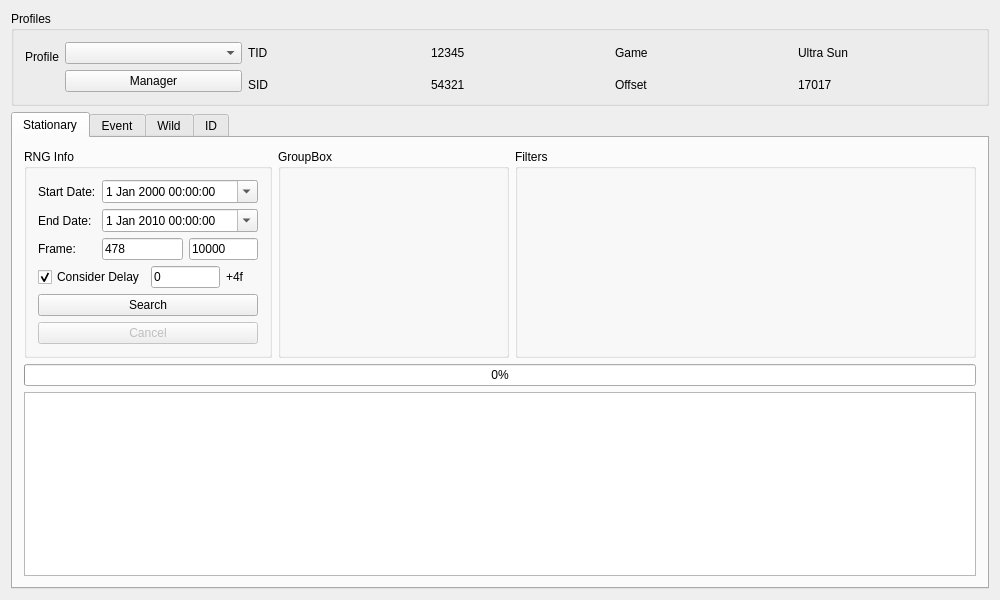
First picture: the form in Forms/MainWindow.ui, repository PMArkive/Gen7TimeFinder, before the edit.
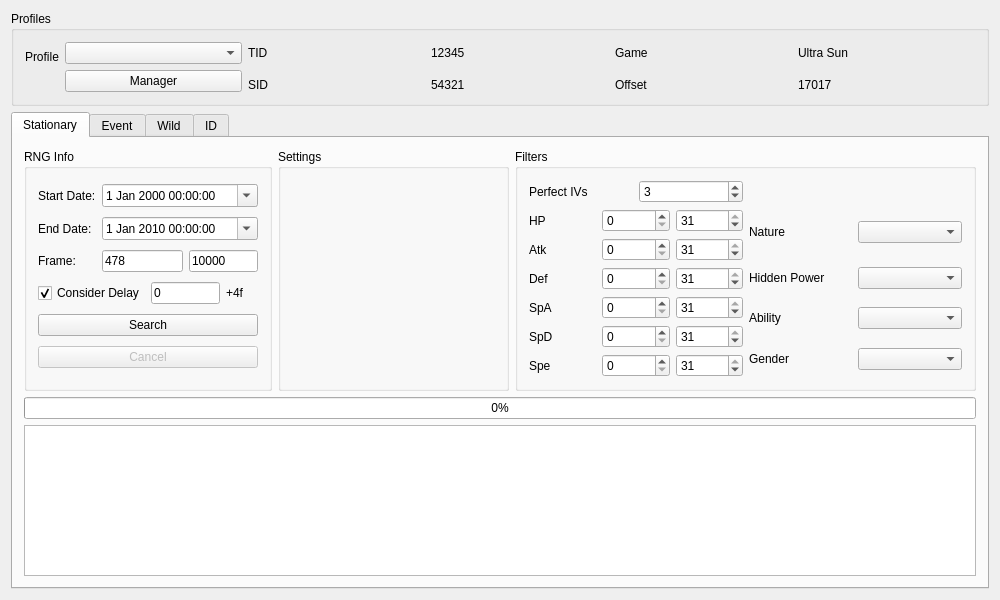
Second picture: the form after the edit.

Commit message: Initial stationary searching

Patch:
```diff
--- a/Forms/MainWindow.ui
+++ b/Forms/MainWindow.ui
@@ -220,6 +220,216 @@
           <property name="title">
            <string>Filters</string>
           </property>
+          <layout class="QGridLayout" name="gridLayout_11">
+           <item row="0" column="0">
+            <widget class="QLabel" name="labelStationaryPerfectIVs">
+             <property name="text">
+              <string>Perfect IVs</string>
+             </property>
+            </widget>
+           </item>
+           <item row="0" column="1">
+            <widget class="QSpinBox" name="spinBoxStationaryPerfectIVs">
+             <property name="maximum">
+              <number>6</number>
+             </property>
+             <property name="value">
+              <number>3</number>
+             </property>
+            </widget>
+           </item>
+           <item row="1" column="0" rowspan="4" colspan="2">
+            <layout class="QGridLayout" name="gridLayout_10">
+             <item row="0" column="0">
+              <widget class="QLabel" name="labelStationaryHP">
+               <property name="text">
+                <string>HP</string>
+               </property>
+              </widget>
+             </item>
+             <item row="0" column="1">
+              <widget class="QSpinBox" name="spinBoxStationaryMinHP">
+               <property name="maximum">
+                <number>31</number>
+               </property>
+              </widget>
+             </item>
+             <item row="0" column="2">
+              <widget class="QSpinBox" name="spinBoxStationaryMaxHP">
+               <property name="maximum">
+                <number>31</number>
+               </property>
+               <property name="value">
+                <number>31</number>
+               </property>
+              </widget>
+             </item>
+             <item row="1" column="0">
+              <widget class="QLabel" name="labelStationaryAtk">
+               <property name="text">
+                <string>Atk</string>
+               </property>
+              </widget>
+             </item>
+             <item row="1" column="1">
+              <widget class="QSpinBox" name="spinBoxStationaryMinAtk">
+               <property name="maximum">
+                <number>31</number>
+               </property>
+              </widget>
+             </item>
+             <item row="1" column="2">
+              <widget class="QSpinBox" name="spinBoxStationaryMaxAtk">
+               <property name="maximum">
+                <number>31</number>
+               </property>
+               <property name="value">
+                <number>31</number>
+               </property>
+              </widget>
+             </item>
+             <item row="2" column="0">
+              <widget class="QLabel" name="labelStationaryDef">
+               <property name="text">
+                <string>Def</string>
+               </property>
+              </widget>
+             </item>
+             <item row="2" column="1">
+              <widget class="QSpinBox" name="spinBoxStationaryMinDef">
+               <property name="maximum">
+                <number>31</number>
+               </property>
+              </widget>
+             </item>
+             <item row="2" column="2">
+              <widget class="QSpinBox" name="spinBoxStationaryMaxDef">
+               <property name="maximum">
+                <number>31</number>
+               </property>
+               <property name="value">
+                <number>31</number>
+               </property>
+              </widget>
+             </item>
+             <item row="3" column="0">
+              <widget class="QLabel" name="labelStationarySpA">
+               <property name="text">
+                <string>SpA</string>
+               </property>
+              </widget>
+             </item>
+             <item row="3" column="1">
+              <widget class="QSpinBox" name="spinBoxStationaryMinSpA">
+               <property name="maximum">
+                <number>31</number>
+               </property>
+              </widget>
+             </item>
+             <item row="3" column="2">
+              <widget class="QSpinBox" name="spinBoxStationaryMaxSpA">
+               <property name="maximum">
+                <number>31</number>
+               </property>
+               <property name="value">
+                <number>31</number>
+               </property>
+              </widget>
+             </item>
+             <item row="4" column="0">
+              <widget class="QLabel" name="labelStationarySpD">
+               <property name="text">
+                <string>SpD</string>
+               </property>
+              </widget>
+             </item>
+             <item row="4" column="1">
+              <widget class="QSpinBox" name="spinBoxStationaryMinSpD">
+               <property name="maximum">
+                <number>31</number>
+               </property>
+              </widget>
+             </item>
+             <item row="4" column="2">
+              <widget class="QSpinBox" name="spinBoxStationaryMaxSpD">
+               <property name="maximum">
+                <number>31</number>
+               </property>
+               <property name="value">
+                <number>31</number>
+               </property>
+              </widget>
+             </item>
+             <item row="5" column="0">
+              <widget class="QLabel" name="labelStationarySpe">
+               <property name="text">
+                <string>Spe</string>
+               </property>
+              </widget>
+             </item>
+             <item row="5" column="1">
+              <widget class="QSpinBox" name="spinBoxStationaryMinSpe">
+               <property name="maximum">
+                <number>31</number>
+               </property>
+              </widget>
+             </item>
+             <item row="5" column="2">
+              <widget class="QSpinBox" name="spinBoxStationaryMaxSpe">
+               <property name="maximum">
+                <number>31</number>
+               </property>
+               <property name="value">
+                <number>31</number>
+               </property>
+              </widget>
+             </item>
+            </layout>
+           </item>
+           <item row="1" column="2">
+            <widget class="QLabel" name="labelStationaryNature">
+             <property name="frameShape">
+              <enum>QFrame::NoFrame</enum>
+             </property>
+             <property name="text">
+              <string>Nature</string>
+             </property>
+            </widget>
+           </item>
+           <item row="1" column="3">
+            <widget class="QComboBox" name="comboBoxStationaryNature"/>
+           </item>
+           <item row="2" column="2">
+            <widget class="QLabel" name="labelStationaryHiddenPower">
+             <property name="text">
+              <string>Hidden Power</string>
+             </property>
+            </widget>
+           </item>
+           <item row="2" column="3">
+            <widget class="QComboBox" name="comboBoxStationaryHiddenPower"/>
+           </item>
+           <item row="3" column="2">
+            <widget class="QLabel" name="labelStationaryAbility">
+             <property name="text">
+              <string>Ability</string>
+             </property>
+            </widget>
+           </item>
+           <item row="3" column="3">
+            <widget class="QComboBox" name="comboBoxStationaryAbility"/>
+           </item>
+           <item row="4" column="2">
+            <widget class="QLabel" name="labelStationaryGender">
+             <property name="text">
+              <string>Gender</string>
+             </property>
+            </widget>
+           </item>
+           <item row="4" column="3">
+            <widget class="QComboBox" name="comboBoxStationaryGender"/>
+           </item>
+          </layout>
          </widget>
         </item>
         <item row="0" column="1">
@@ -231,7 +441,7 @@
            </sizepolicy>
           </property>
           <property name="title">
-           <string>GroupBox</string>
+           <string>Settings</string>
           </property>
          </widget>
         </item>
```
Left out of the diff: 2 changed lines with no effect on the pictures. The commit also changes 13 other files.
